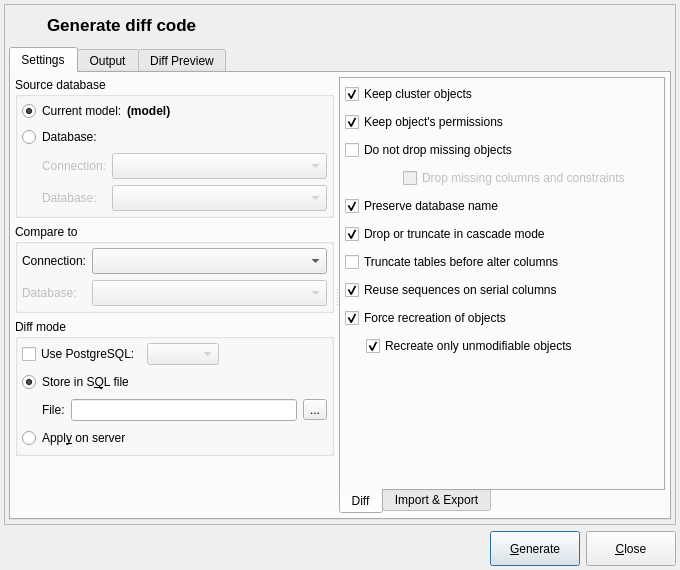
Old version of the form libpgmodeler_ui/ui/modeldatabasediffform.ui in the repository pgmodeler/pgmodeler.
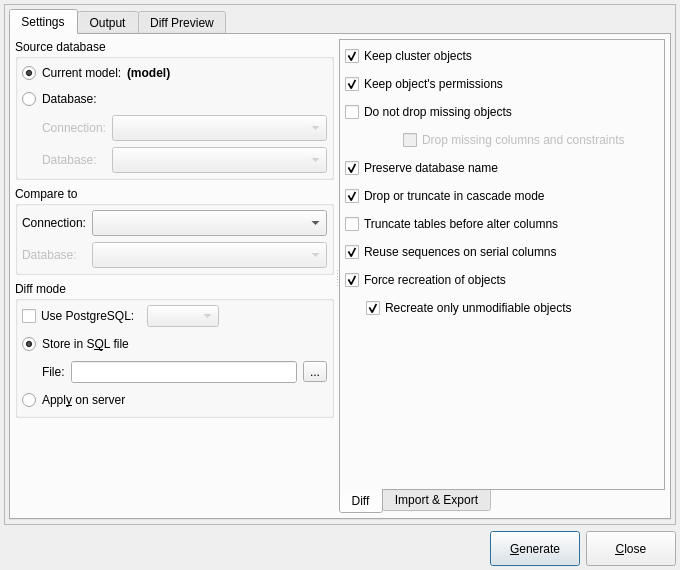
New version of the form. Icons and pictures are not drawn.

Commit message: Removing icons at the top of the dialogs: DatabaseImportForm, MetaDataHandlingForm, ModelDatabaseDiffForm, ModelExportForm, ModelFixForm

```diff
--- a/libpgmodeler_ui/ui/modeldatabasediffform.ui
+++ b/libpgmodeler_ui/ui/modeldatabasediffform.ui
@@ -85,58 +85,6 @@
        <number>4</number>
       </property>
       <item row="0" column="0">
-       <layout class="QHBoxLayout" name="horizontalLayout">
-        <item>
-         <widget class="QLabel" name="label_2">
-          <property name="sizePolicy">
-           <sizepolicy hsizetype="Fixed" vsizetype="Fixed">
-            <horstretch>0</horstretch>
-            <verstretch>0</verstretch>
-           </sizepolicy>
-          </property>
-          <property name="minimumSize">
-           <size>
-            <width>32</width>
-            <height>32</height>
-           </size>
-          </property>
-          <property name="maximumSize">
-           <size>
-            <width>32</width>
-            <height>32</height>
-           </size>
-          </property>
-          <property name="text">
-           <string/>
-          </property>
-          <property name="pixmap">
-           <pixmap resource="../res/resources.qrc">:/icones/icones/diff.png</pixmap>
-          </property>
-         </widget>
-        </item>
-        <item>
-         <widget class="QLabel" name="title_lbl">
-          <property name="sizePolicy">
-           <sizepolicy hsizetype="Preferred" vsizetype="Fixed">
-            <horstretch>0</horstretch>
-            <verstretch>0</verstretch>
-           </sizepolicy>
-          </property>
-          <property name="font">
-           <font>
-            <pointsize>13</pointsize>
-            <weight>75</weight>
-            <bold>true</bold>
-           </font>
-          </property>
-          <property name="text">
-           <string>Generate diff code</string>
-          </property>
-         </widget>
-        </item>
-       </layout>
-      </item>
-      <item row="1" column="0">
        <widget class="QTabWidget" name="settings_tbw">
         <property name="sizePolicy">
          <sizepolicy hsizetype="Expanding" vsizetype="Expanding">
```
The commit also changes 4 other files.
